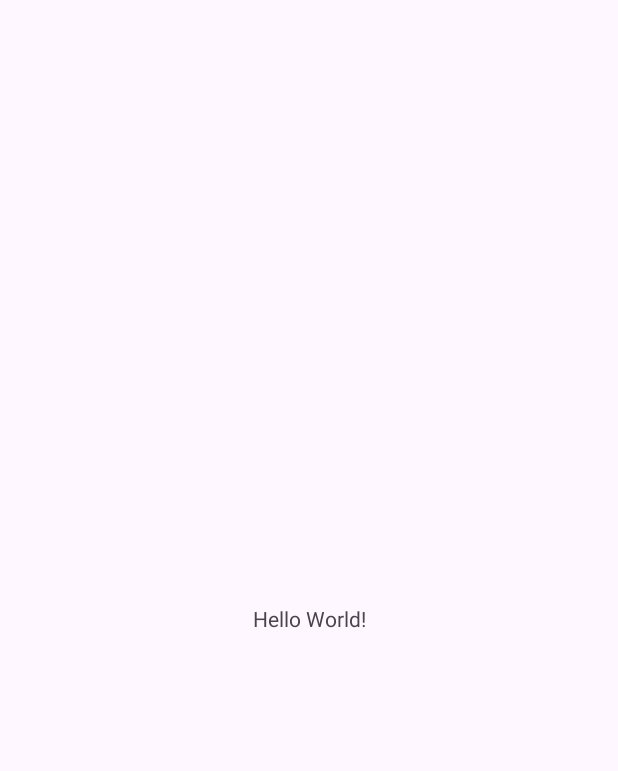
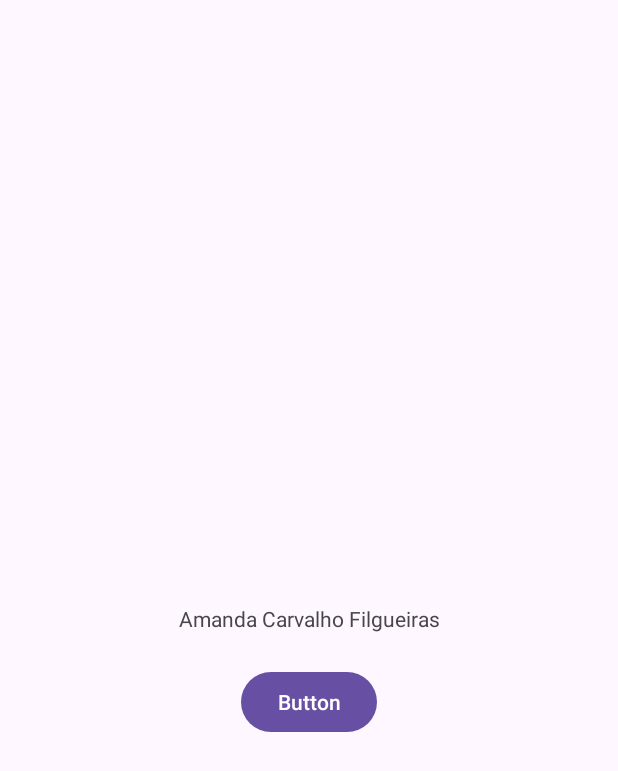
Before and after one commit to amandafilg/Capitulo1, an Android app: the screen it shows after launch (MainActivity), on a phone screen of 412 x 824 dp. Before the commit the part shown is almost empty. Shown: the top 771 px of the screen. Run offline under Robolectric (Android 15) with nearby library versions, the phone set to English and light mode, and no system bars.

Commit message:
Alteração do Textview para o nome

```diff
--- a/app/src/main/res/layout/activity_main.xml
+++ b/app/src/main/res/layout/activity_main.xml
@@ -8,12 +8,23 @@
     tools:context=".MainActivity">
 
     <TextView
+        android:id="@+id/textView"
         android:layout_width="wrap_content"
         android:layout_height="wrap_content"
-        android:text="Hello World!"
+        android:text="Amanda Carvalho Filgueiras"
         app:layout_constraintBottom_toBottomOf="parent"
         app:layout_constraintEnd_toEndOf="parent"
         app:layout_constraintStart_toStartOf="parent"
         app:layout_constraintTop_toTopOf="parent" />
 
+    <Button
+        android:id="@+id/button2"
+        android:layout_width="wrap_content"
+        android:layout_height="wrap_content"
+        android:layout_marginTop="22dp"
+        android:text="Button"
+        app:layout_constraintEnd_toEndOf="parent"
+        app:layout_constraintStart_toStartOf="parent"
+        app:layout_constraintTop_toBottomOf="@+id/textView" />
+
 </androidx.constraintlayout.widget.ConstraintLayout>
--- a/app/src/main/res/layout/activity_main2.xml
+++ b/app/src/main/res/layout/activity_main2.xml
@@ -12,6 +12,6 @@
         android:layout_width="wrap_content"
         android:layout_height="wrap_content"
         android:text="Button"
-        tools:layout_editor_absoluteX="157dp"
-        tools:layout_editor_absoluteY="184dp" />
+        tools:layout_editor_absoluteX="149dp"
+        tools:layout_editor_absoluteY="440dp" />
 </androidx.constraintlayout.widget.ConstraintLayout>
```
